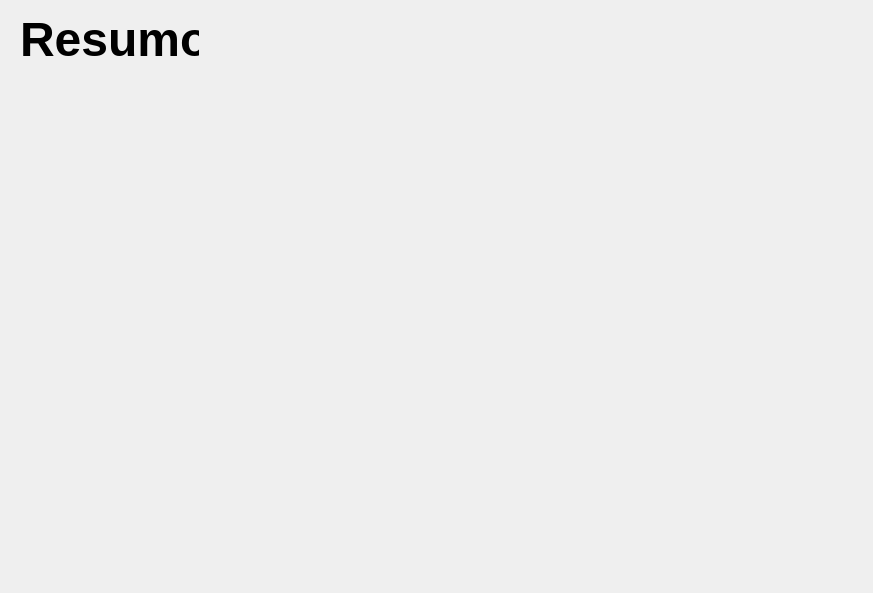
Old version of the form view/resumo.ui in the repository imora97/gerenciador-de-vendas-1.
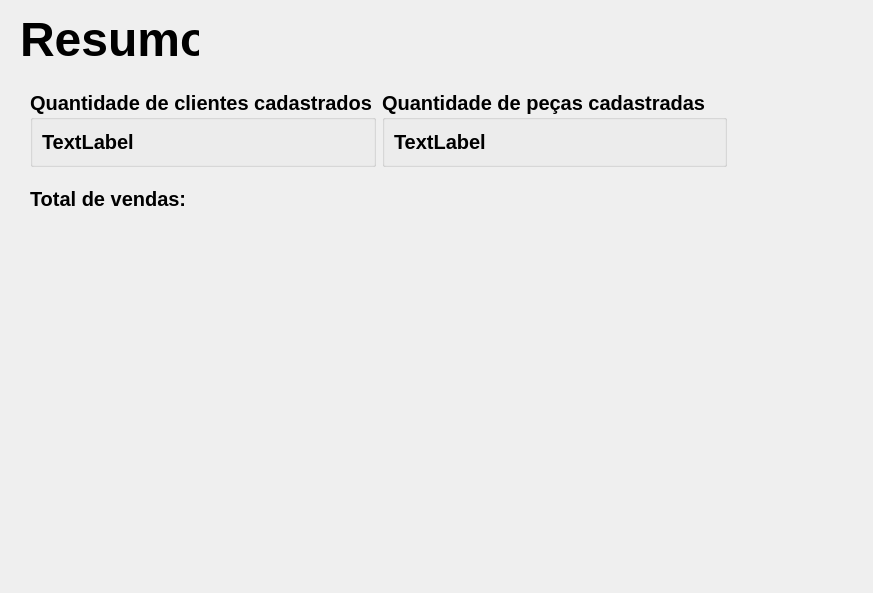
New version of the form.

Commit message: CAD VENDA

Diff of the .ui file:
```diff
--- a/view/resumo.ui
+++ b/view/resumo.ui
@@ -10,6 +10,12 @@
     <height>593</height>
    </rect>
   </property>
+  <property name="font">
+   <font>
+    <pointsize>15</pointsize>
+    <bold>true</bold>
+   </font>
+  </property>
   <property name="windowTitle">
    <string>Form</string>
   </property>
@@ -32,6 +38,63 @@
     <string>Resumo</string>
    </property>
   </widget>
+  <widget class="QLabel" name="label_2">
+   <property name="geometry">
+    <rect>
+     <x>30</x>
+     <y>190</y>
+     <width>251</width>
+     <height>18</height>
+    </rect>
+   </property>
+   <property name="text">
+    <string>Total de vendas:</string>
+   </property>
+  </widget>
+  <widget class="QWidget" name="">
+   <property name="geometry">
+    <rect>
+     <x>30</x>
+     <y>90</y>
+     <width>697</width>
+     <height>77</height>
+    </rect>
+   </property>
+   <layout class="QHBoxLayout" name="horizontalLayout">
+    <item>
+     <widget class="QGroupBox" name="groupBox">
+      <property name="title">
+       <string>Quantidade de clientes cadastrados</string>
+      </property>
+      <layout class="QHBoxLayout" name="horizontalLayout_2">
+       <item>
+        <widget class="QLabel" name="qtd_clientes">
+         <property name="text">
+          <string>TextLabel</string>
+         </property>
+        </widget>
+       </item>
+      </layout>
+     </widget>
+    </item>
+    <item>
+     <widget class="QGroupBox" name="groupBox_2">
+      <property name="title">
+       <string>Quantidade de peças cadastradas</string>
+      </property>
+      <layout class="QHBoxLayout" name="horizontalLayout_3">
+       <item>
+        <widget class="QLabel" name="qtd_pecas">
+         <property name="text">
+          <string>TextLabel</string>
+         </property>
+        </widget>
+       </item>
+      </layout>
+     </widget>
+    </item>
+   </layout>
+  </widget>
  </widget>
  <resources/>
  <connections/>
```
The commit also changes 5 other files.
